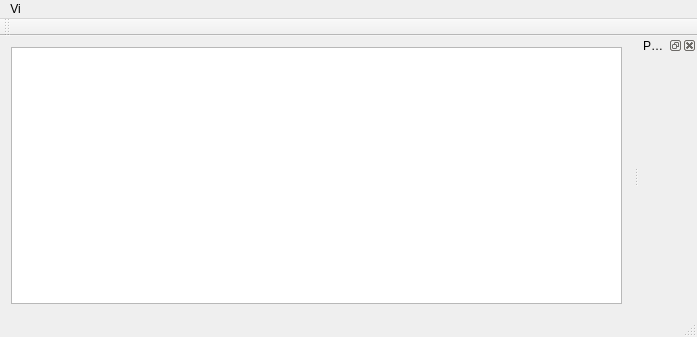
The window that PointEditor/MainWindow.ui (Rakitin/PointEditor) describes before a commit, drawn with Qt 5.
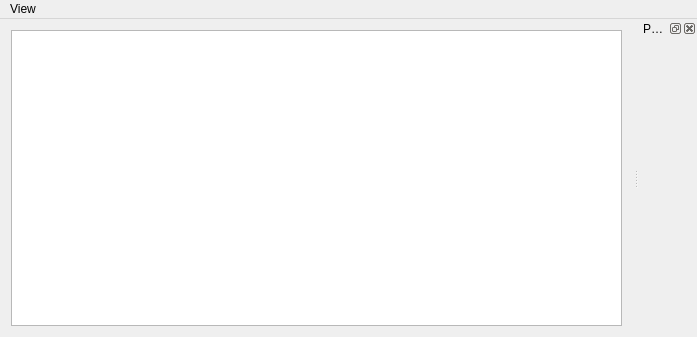
The same window after the commit.

The edit to the form file:
```diff
--- a/PointEditor/MainWindow.ui
+++ b/PointEditor/MainWindow.ui
@@ -31,21 +31,12 @@
    </property>
    <widget class="QMenu" name="menuVi">
     <property name="title">
-     <string>Vi</string>
+     <string>View</string>
     </property>
     <addaction name="actionPoints"/>
    </widget>
    <addaction name="menuVi"/>
   </widget>
-  <widget class="QToolBar" name="mainToolBar">
-   <attribute name="toolBarArea">
-    <enum>TopToolBarArea</enum>
-   </attribute>
-   <attribute name="toolBarBreak">
-    <bool>false</bool>
-   </attribute>
-  </widget>
-  <widget class="QStatusBar" name="statusBar"/>
   <widget class="QDockWidget" name="dockWidgetPoints">
    <property name="windowTitle">
     <string>Points</string>
```
